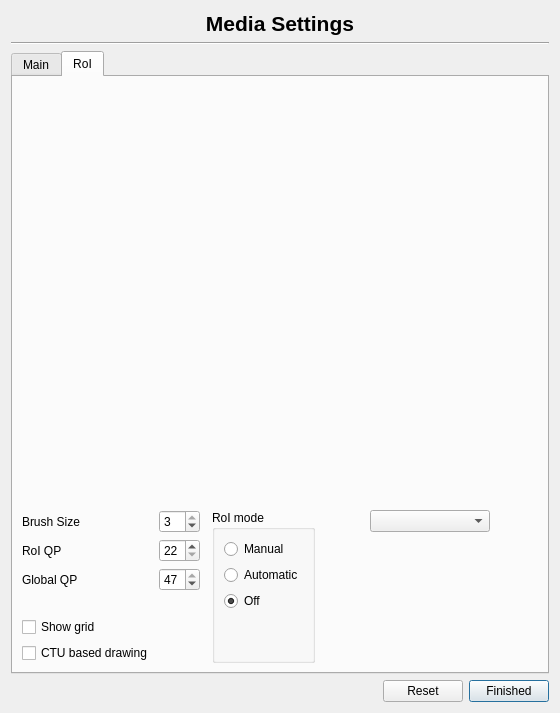
ultravideo/uvgComm, file src/ui/settings/automaticsettings.ui: the form before one commit.
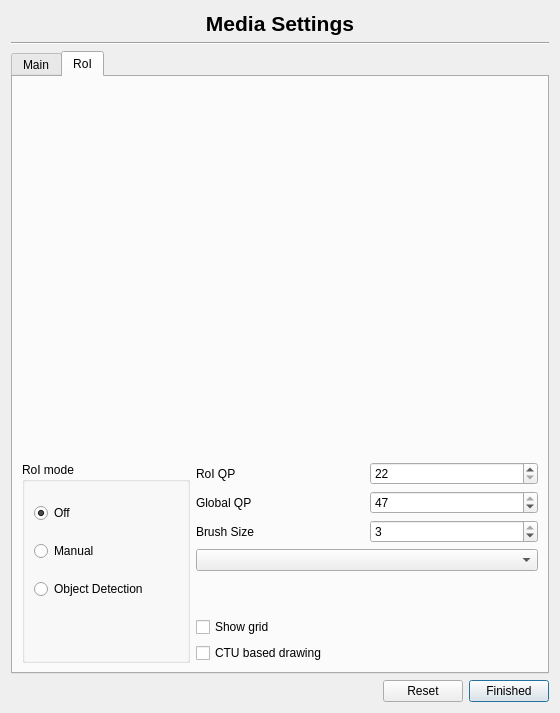
The form after the commit. Custom widgets are drawn as their Qt base class.

Commit message: feature(Settings): Modify demo view based on mode selected

```diff
--- a/src/ui/settings/automaticsettings.ui
+++ b/src/ui/settings/automaticsettings.ui
@@ -80,37 +80,31 @@
        <string>RoI</string>
       </attribute>
       <layout class="QGridLayout" name="gridLayout_3">
-       <item row="3" column="1">
-        <widget class="QSpinBox" name="roi_qp">
-         <property name="suffix">
-          <string/>
-         </property>
-         <property name="prefix">
-          <string/>
-         </property>
-         <property name="minimum">
-          <number>22</number>
-         </property>
-         <property name="maximum">
-          <number>47</number>
-         </property>
-        </widget>
-       </item>
-       <item row="2" column="0">
-        <widget class="QLabel" name="brush_size_label">
-         <property name="text">
-          <string>Brush Size</string>
-         </property>
-        </widget>
-       </item>
-       <item row="8" column="0">
+       <item row="10" column="1">
         <widget class="QCheckBox" name="ctu_based">
          <property name="text">
           <string>CTU based drawing</string>
          </property>
         </widget>
        </item>
-       <item row="2" column="3" rowspan="7">
+       <item row="9" column="1">
+        <widget class="QCheckBox" name="show_grid">
+         <property name="text">
+          <string>Show grid</string>
+         </property>
+        </widget>
+       </item>
+       <item row="0" column="0" colspan="3">
+        <widget class="VideoWidget" name="roi_surface" native="true">
+         <property name="sizePolicy">
+          <sizepolicy hsizetype="Expanding" vsizetype="Expanding">
+           <horstretch>0</horstretch>
+           <verstretch>0</verstretch>
+          </sizepolicy>
+         </property>
+        </widget>
+       </item>
+       <item row="2" column="0" rowspan="9">
         <widget class="QGroupBox" name="groupBox">
          <property name="enabled">
           <bool>true</bool>
@@ -125,23 +119,6 @@
           <string>RoI mode</string>
          </property>
          <layout class="QVBoxLayout" name="verticalLayout_2">
-          <item>
-           <widget class="QRadioButton" name="roi_manual_button">
-            <property name="text">
-             <string>Manual</string>
-            </property>
-            <property name="checked">
-             <bool>false</bool>
-            </property>
-           </widget>
-          </item>
-          <item>
-           <widget class="QRadioButton" name="roi_auto_button">
-            <property name="text">
-             <string>Automatic</string>
-            </property>
-           </widget>
-          </item>
           <item>
            <widget class="QRadioButton" name="roi_off_button">
             <property name="text">
@@ -150,6 +127,32 @@
             <property name="checked">
              <bool>true</bool>
             </property>
+            <attribute name="buttonGroup">
+             <string notr="true">buttonGroup</string>
+            </attribute>
+           </widget>
+          </item>
+          <item>
+           <widget class="QRadioButton" name="roi_manual_button">
+            <property name="text">
+             <string>Manual</string>
+            </property>
+            <property name="checked">
+             <bool>false</bool>
+            </property>
+            <attribute name="buttonGroup">
+             <string notr="true">buttonGroup</string>
+            </attribute>
+           </widget>
+          </item>
+          <item>
+           <widget class="QRadioButton" name="roi_yolo_button">
+            <property name="text">
+             <string>Object Detection</string>
+            </property>
+            <attribute name="buttonGroup">
+             <string notr="true">buttonGroup</string>
+            </attribute>
            </widget>
           </item>
           <item>
@@ -171,14 +174,70 @@
          </layout>
         </widget>
        </item>
-       <item row="4" column="0">
+       <item row="2" column="1">
+        <widget class="QLabel" name="roi_lable">
+         <property name="text">
+          <string>RoI QP</string>
+         </property>
+        </widget>
+       </item>
+       <item row="2" column="2">
+        <widget class="QSpinBox" name="roi_qp">
+         <property name="suffix">
+          <string/>
+         </property>
+         <property name="prefix">
+          <string/>
+         </property>
+         <property name="minimum">
+          <number>22</number>
+         </property>
+         <property name="maximum">
+          <number>47</number>
+         </property>
+        </widget>
+       </item>
+       <item row="3" column="1">
         <widget class="QLabel" name="background_label">
          <property name="text">
           <string>Global QP</string>
          </property>
         </widget>
        </item>
-       <item row="2" column="5">
+       <item row="3" column="2">
+        <widget class="QSpinBox" name="background_qp">
+         <property name="minimum">
+          <number>22</number>
+         </property>
+         <property name="maximum">
+          <number>47</number>
+         </property>
+         <property name="value">
+          <number>47</number>
+         </property>
+        </widget>
+       </item>
+       <item row="4" column="1">
+        <widget class="QLabel" name="brush_size_label">
+         <property name="text">
+          <string>Brush Size</string>
+         </property>
+        </widget>
+       </item>
+       <item row="4" column="2">
+        <widget class="QSpinBox" name="brush_size">
+         <property name="minimum">
+          <number>1</number>
+         </property>
+         <property name="maximum">
+          <number>3</number>
+         </property>
+         <property name="value">
+          <number>3</number>
+         </property>
+        </widget>
+       </item>
+       <item row="5" column="1" colspan="2">
         <widget class="QComboBox" name="objectSelection">
          <property name="minimumSize">
           <size>
@@ -188,78 +247,18 @@
          </property>
         </widget>
        </item>
-       <item row="2" column="1">
-        <widget class="QSpinBox" name="brush_size">
-         <property name="minimum">
-          <number>1</number>
-         </property>
-         <property name="maximum">
-          <number>3</number>
-         </property>
-         <property name="value">
-          <number>3</number>
-         </property>
-        </widget>
-       </item>
-       <item row="0" column="0" colspan="7">
-        <widget class="VideoWidget" name="roi_surface" native="true">
-         <property name="sizePolicy">
-          <sizepolicy hsizetype="Expanding" vsizetype="Expanding">
-           <horstretch>0</horstretch>
-           <verstretch>0</verstretch>
-          </sizepolicy>
-         </property>
-        </widget>
-       </item>
-       <item row="2" column="6">
-        <spacer name="horizontalSpacer_2">
+       <item row="6" column="1" rowspan="3" colspan="2">
+        <spacer name="verticalSpacer_2">
          <property name="orientation">
-          <enum>Qt::Horizontal</enum>
+          <enum>Qt::Vertical</enum>
          </property>
-         <property name="sizeHint" stdset="0">
-          <size>
-           <width>40</width>
-           <height>20</height>
-          </size>
+         <property name="sizeType">
+          <enum>QSizePolicy::Preferred</enum>
          </property>
-        </spacer>
-       </item>
-       <item row="3" column="0">
-        <widget class="QLabel" name="roi_lable">
-         <property name="text">
-          <string>RoI QP</string>
-         </property>
-        </widget>
-       </item>
-       <item row="4" column="1">
-        <widget class="QSpinBox" name="background_qp">
-         <property name="minimum">
-          <number>22</number>
-         </property>
-         <property name="maximum">
-          <number>47</number>
-         </property>
-         <property name="value">
-          <number>47</number>
-         </property>
-        </widget>
-       </item>
-       <item row="7" column="0">
-        <widget class="QCheckBox" name="show_grid">
-         <property name="text">
-          <string>Show grid</string>
-         </property>
-        </widget>
-       </item>
-       <item row="2" column="4">
-        <spacer name="horizontalSpacer_3">
-         <property name="orientation">
-          <enum>Qt::Horizontal</enum>
-         </property>
          <property name="sizeHint" stdset="0">
           <size>
-           <width>40</width>
-           <height>20</height>
+           <width>20</width>
+           <height>40</height>
           </size>
          </property>
         </spacer>
```
Left out of the diff: 3 changed lines with no effect on the pictures. The commit also changes 2 other files.
